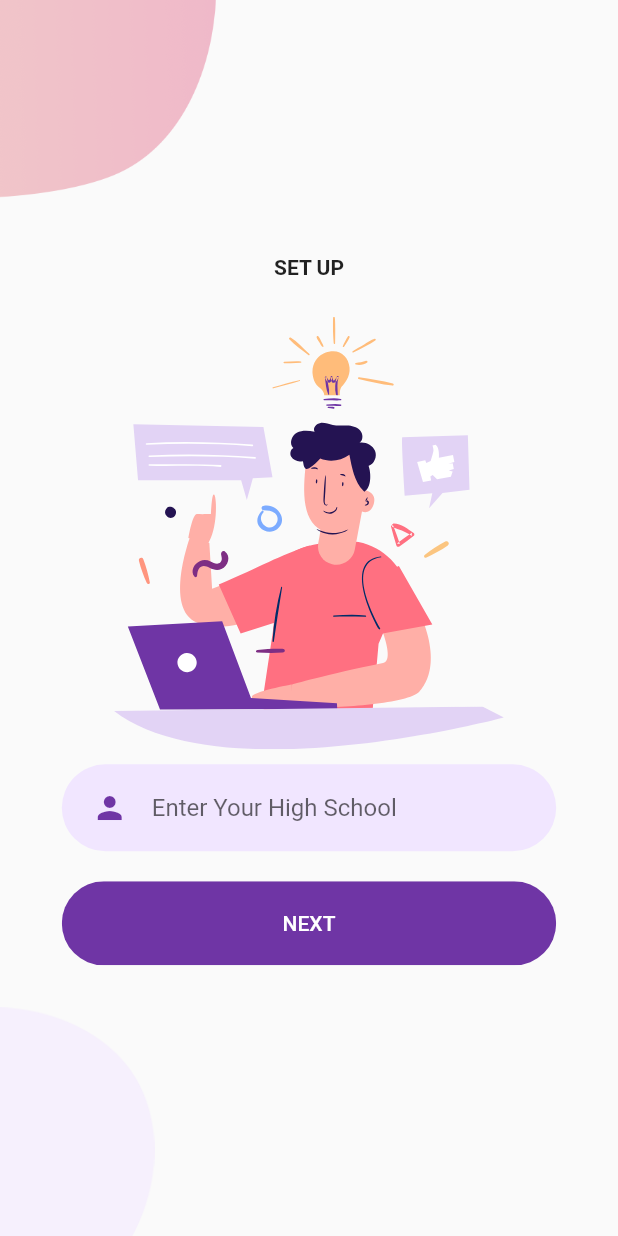
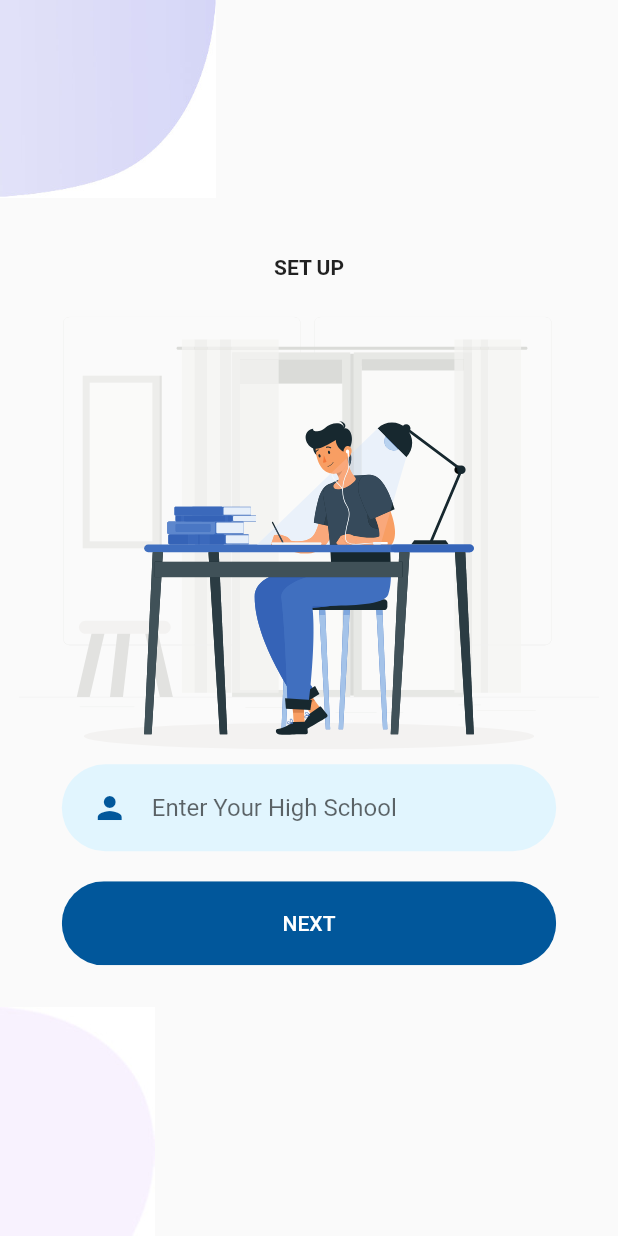
Before and after one commit to clarapulse/app, a Flutter app: the HighSchoolScreen screen opened directly, on a phone screen of 412 x 824 dp. Run offline on Flutter 3.47's test engine with Material 2 defaults, Android fonts, the phone set to English and light mode, and no system bars; our stand-ins replace carousel_slider, firebase_auth, firebase_core, firebase_messaging, flutter_svg, google_sign_in and 2 more; missing offline and left inert: logger_flutter, twilio_programmable_video; accounts and stored records are empty; network calls fail.

Commit message:
ui changes

```diff
--- a/lib/Components/background.dart
+++ b/lib/Components/background.dart
@@ -21,7 +21,7 @@ class Background extends StatelessWidget {
             top: 0,
             left: 0,
             child: Image.asset(
-              "assets/signup_top.png",
+              "assets/signup_top.jpg",
               width: size.width * 0.35,
             ),
           ),
@@ -29,7 +29,7 @@ class Background extends StatelessWidget {
             bottom: 0,
             left: 0,
             child: Image.asset(
-              "assets/main_bottom.png",
+              "assets/main_bottom.jpg",
               width: size.width * 0.25,
             ),
           ),
--- a/lib/constants.dart
+++ b/lib/constants.dart
@@ -1,4 +1,4 @@
 import 'package:flutter/material.dart';
 
-const kPrimaryColor = Color(0xFF6F35A5);
-const kPrimaryLightColor = Color(0xFFF1E6FF);
+const kPrimaryColor = Color(0xFF01579B);
+const kPrimaryLightColor = Color(0xFFE1F5FE);
```
Also changed, not shown: assets/main_bottom.jpg (added), assets/signup.svg, assets/signup_top.jpg (added), assets/signup_top.png, 1 other file.
